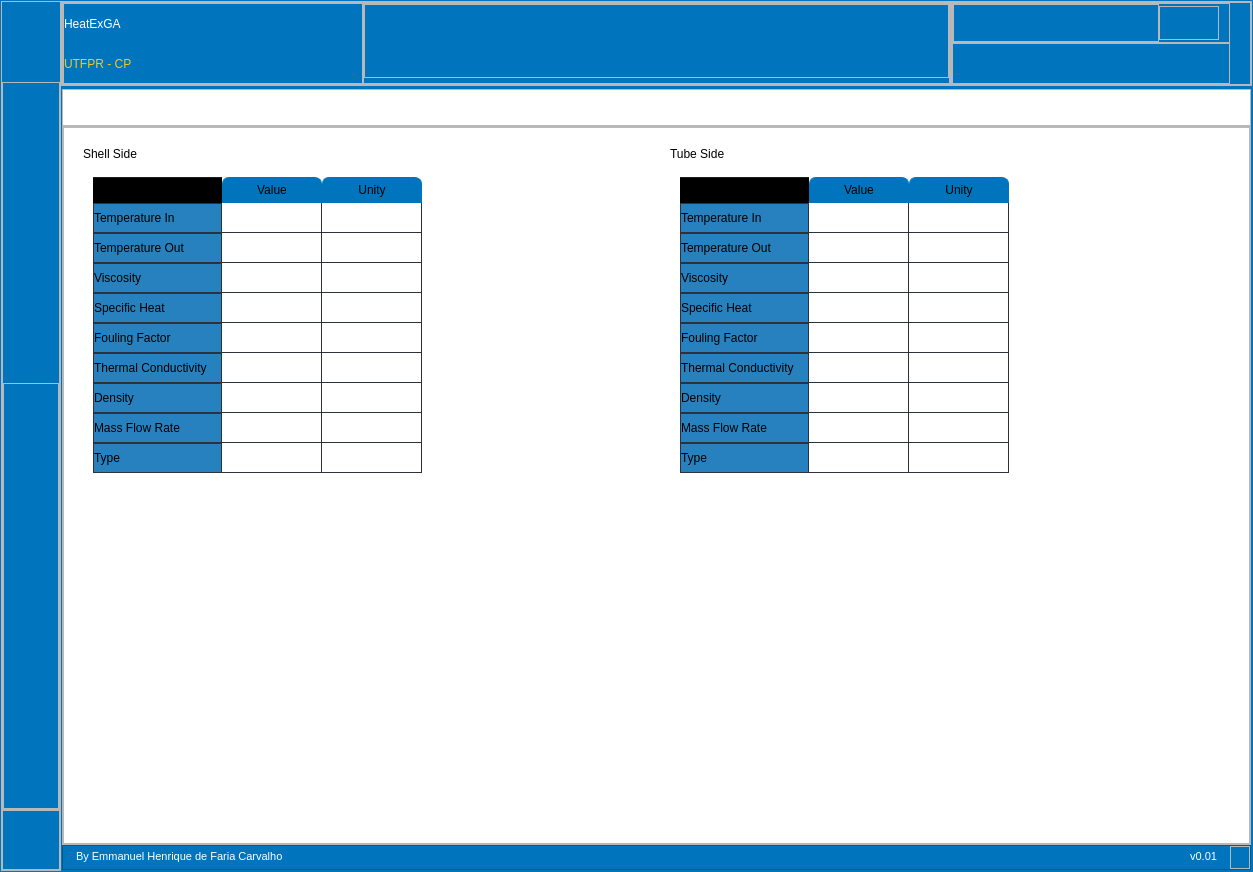
This is interface/ui_MainWindow.ui in Emmanuelhfc/STHEGA as Qt 5 draws it before an edit. The edited form follows.
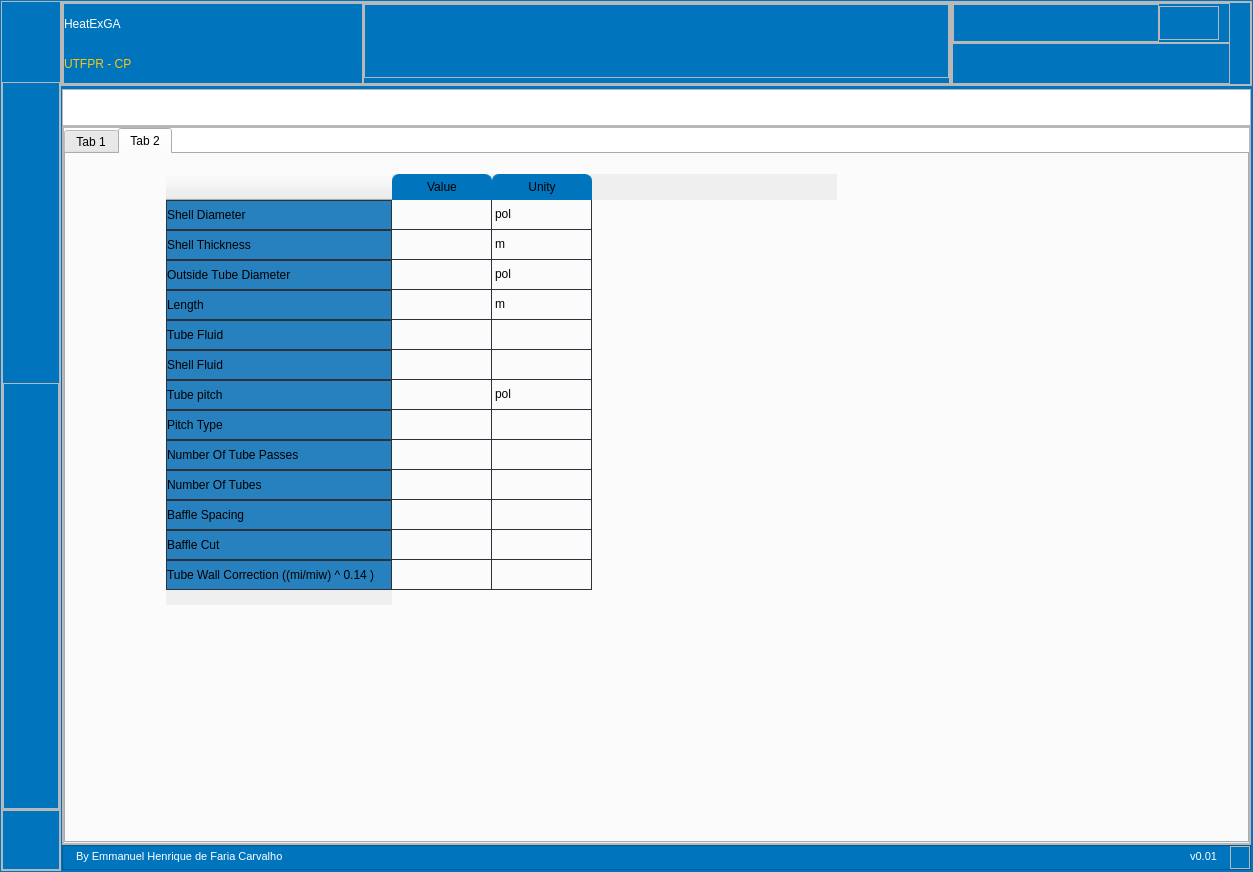
This is the edited form. The open tabs and pages were chosen to show the change. Icons and pictures are not drawn.

Patch:
```diff
--- a/interface/ui_MainWindow.ui
+++ b/interface/ui_MainWindow.ui
@@ -1204,28 +1204,20 @@
                     <number>0</number>
                    </property>
                    <item>
-                    <widget class="QStackedWidget" name="stacked_tabs">
+                    <widget class="QTabWidget" name="tabWidget">
                      <property name="styleSheet">
-                      <string notr="true">background-color: transparent;
-
-
-/*stacked_tabs*/
-
-</string>
+                      <string notr="true">color:black;</string>
                      </property>
                      <property name="currentIndex">
                       <number>1</number>
                      </property>
-                     <widget class="QWidget" name="input_thermodynamic">
+                     <widget class="QWidget" name="input_termo">
+                      <attribute name="title">
+                       <string>Tab 1</string>
+                      </attribute>
                       <layout class="QHBoxLayout" name="horizontalLayout_4">
                        <item>
-                        <widget class="QFrame" name="shell_side">
-                         <property name="minimumSize">
-                          <size>
-                           <width>500</width>
-                           <height>0</height>
-                          </size>
-                         </property>
+                        <widget class="QFrame" name="frame">
                          <property name="frameShape">
                           <enum>QFrame::StyledPanel</enum>
                          </property>
@@ -1235,11 +1227,8 @@
                          <layout class="QVBoxLayout" name="verticalLayout">
                           <item>
                            <widget class="QLabel" name="label">
-                            <property name="styleSheet">
-                             <string notr="true"/>
-                            </property>
                             <property name="text">
-                             <string>Shell Side</string>
+                             <string>Shell SIde</string>
                             </property>
                            </widget>
                           </item>
@@ -1309,13 +1298,7 @@
                         </widget>
                        </item>
                        <item>
-                        <widget class="QFrame" name="tube_side">
-                         <property name="minimumSize">
-                          <size>
-                           <width>500</width>
-                           <height>0</height>
-                          </size>
-                         </property>
+                        <widget class="QFrame" name="frame_2">
                          <property name="frameShape">
                           <enum>QFrame::StyledPanel</enum>
                          </property>
@@ -1325,11 +1308,8 @@
                          <layout class="QVBoxLayout" name="verticalLayout_4">
                           <item>
                            <widget class="QLabel" name="label_2">
-                            <property name="styleSheet">
-                             <string notr="true"/>
-                            </property>
                             <property name="text">
-                             <string>Tube Side</string>
+                             <string>Tubel SIde</string>
                             </property>
                            </widget>
                           </item>
@@ -1400,10 +1380,19 @@
                        </item>
                       </layout>
                      </widget>
-                     <widget class="QWidget" name="input_Design">
-                      <layout class="QHBoxLayout" name="horizontalLayout_7">
-                       <item>
+                     <widget class="QWidget" name="tab_2">
+                      <attribute name="title">
+                       <string>Tab 2</string>
+                      </attribute>
                         <widget class="QTableWidget" name="tableWidget_3">
+                       <property name="geometry">
+                        <rect>
+                         <x>90</x>
+                         <y>10</y>
+                         <width>691</width>
+                         <height>451</height>
+                        </rect>
+                       </property>
                          <property name="styleSheet">
                           <string notr="true">color: black</string>
                          </property>
@@ -1508,8 +1497,6 @@
                           </property>
                          </item>
                         </widget>
-                       </item>
-                      </layout>
                      </widget>
                     </widget>
                    </item>
```
Left out of the diff: 118 changed lines with no effect on the pictures. Lines whose indentation alone changed are shown as unchanged.
